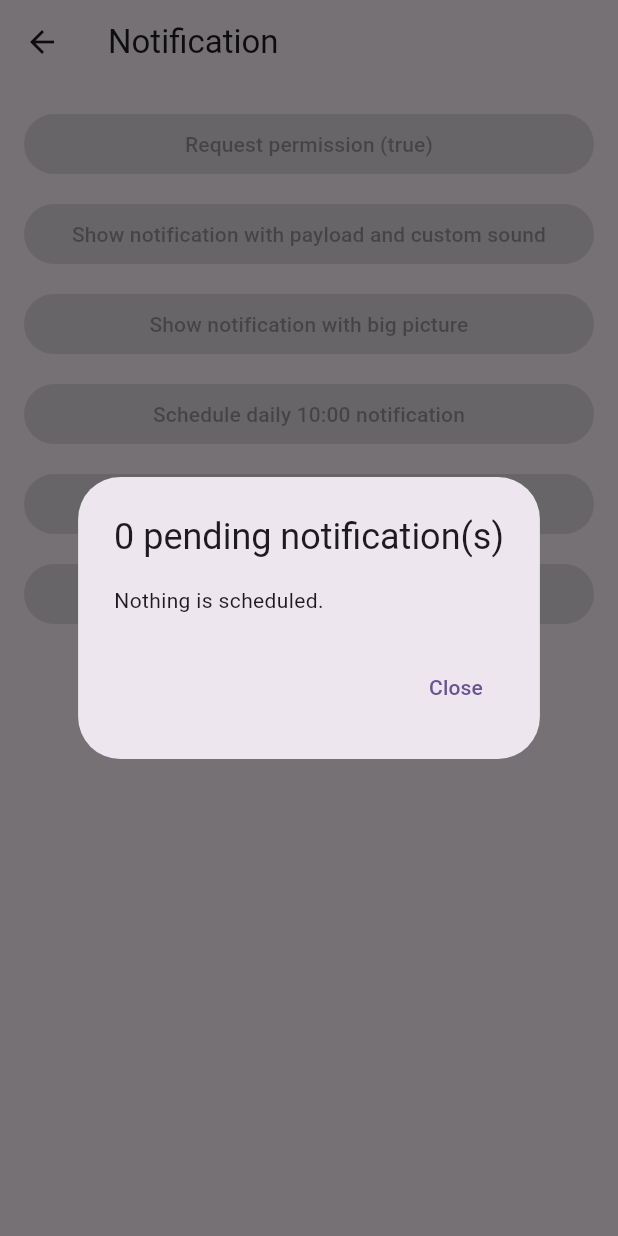
After one commit to yuisa-scarlet/praktikum_papb, a Flutter app: the NotificationPage screen opened by its route, after a tap on "Check pending notifications", on a phone screen of 412 x 824 dp. The commit adds this screen. Run offline on Flutter 3.47's test engine with Material 3 defaults, Android fonts, the phone set to English and light mode, and no system bars; our stand-ins replace flutter_local_notifications, flutter_timezone, get, shared_preferences, sqflite, timezone; accounts and stored records are empty.

Commit message:
feat: build variant and notification

```diff
--- /dev/null
+++ b/config/dev.json
@@ -0,0 +1,5 @@
+{
+  "ENV": "dev",
+  "BASE_URL": "https://jsonplaceholder.typicode.com",
+  "DB_NAME": "praktikum_papb_dev.db"
+}
--- /dev/null
+++ b/config/prod.json
@@ -0,0 +1,5 @@
+{
+  "ENV": "prod",
+  "BASE_URL": "https://jsonplaceholder.typicode.com",
+  "DB_NAME": "praktikum_papb.db"
+}
--- /dev/null
+++ b/lib/config/app_config.dart
@@ -0,0 +1,17 @@
+/// Values come from `--dart-define-from-file=config/<env>.json`.
+class AppConfig {
+  AppConfig._();
+
+  static const env = String.fromEnvironment('ENV', defaultValue: 'dev');
+  static const baseUrl = String.fromEnvironment(
+    'BASE_URL',
+    defaultValue: 'https://jsonplaceholder.typicode.com',
+  );
+  static const dbName = String.fromEnvironment(
+    'DB_NAME',
+    defaultValue: 'praktikum_papb_dev.db',
+  );
+
+  static bool get isDev => env == 'dev';
+  static bool get isProd => env == 'prod';
+}
--- /dev/null
+++ b/lib/controller/notification_controller.dart
@@ -0,0 +1,79 @@
+import 'package:flutter/material.dart';
+import 'package:get/get.dart';
+import 'package:praktikum_papb/service/notification_service.dart';
+
+class NotificationController extends GetxController {
+  final NotificationService _notifications = Get.find();
+
+  final permissionGranted = RxnBool();
+  final isBusy = false.obs;
+
+  @override
+  void onInit() {
+    super.onInit();
+    _refreshPermission();
+  }
+
+  Future<void> _refreshPermission() async {
+    permissionGranted.value = await _notifications.areNotificationsEnabled();
+  }
+
+  Future<void> requestPermission() => _run(() async {
+    permissionGranted.value = await _notifications.requestPermission();
+  });
+
+  Future<void> showWithPayloadAndCustomSound() =>
+      _run(_notifications.showWithPayloadAndCustomSound);
+
+  Future<void> showBigPicture() => _run(_notifications.showBigPicture);
+
+  Future<void> scheduleDailyReminder() => _run(() async {
+    await _notifications.scheduleDailyReminder();
+    _snackbar(
+      'Scheduled',
+      'Reminder set for ${NotificationService.dailyReminderHour}:00 every day',
+    );
+  });
+
+  Future<void> showPendingNotifications() => _run(() async {
+    final pending = await _notifications.pendingNotifications();
+    await Get.dialog(
+      AlertDialog(
+        title: Text('${pending.length} pending notification(s)'),
+        content: pending.isEmpty
+            ? const Text('Nothing is scheduled.')
+            : Column(
+                mainAxisSize: MainAxisSize.min,
+                crossAxisAlignment: CrossAxisAlignment.start,
+                children: [
+                  for (final item in pending)
+                    Text('#${item.id} ${item.title ?? '(no title)'}'),
+                ],
+              ),
+        actions: [
+          TextButton(onPressed: Get.back, child: const Text('Close')),
+        ],
+      ),
+    );
+  });
+
+  Future<void> cancelAll() => _run(() async {
+    await _notifications.cancelAll();
+    _snackbar('Cancelled', 'All notifications were cancelled');
+  });
+
+  Future<void> _run(Future<void> Function() action) async {
+    if (isBusy.value) return;
+    isBusy.value = true;
+    try {
+      await action();
+    } catch (e) {
+      _snackbar('Error', e.toString());
+    } finally {
+      isBusy.value = false;
+    }
+  }
+
+  void _snackbar(String title, String message) =>
+      Get.snackbar(title, message, snackPosition: SnackPosition.BOTTOM);
+}
--- a/lib/database/app_database.dart
+++ b/lib/database/app_database.dart
@@ -1,9 +1,10 @@
 import 'package:path/path.dart';
 import 'package:sqflite/sqflite.dart';
+import 'package:praktikum_papb/config/app_config.dart';
 import 'package:praktikum_papb/model/user.dart';
 
 class AppDatabase {
-  static const _dbName = 'praktikum_papb.db';
+  static const _dbName = AppConfig.dbName;
   static const _dbVersion = 1;
   static const _tableUsers = 'users';
 
--- /dev/null
+++ b/lib/pages/notification_page.dart
@@ -0,0 +1,70 @@
+import 'package:flutter/material.dart';
+import 'package:get/get.dart';
+import 'package:praktikum_papb/controller/notification_controller.dart';
+import 'package:praktikum_papb/service/notification_service.dart';
+
+class NotificationPage extends GetView<NotificationController> {
+  const NotificationPage({super.key});
+
+  @override
+  Widget build(BuildContext context) {
+    return Scaffold(
+      appBar: AppBar(title: const Text('Notification')),
+      body: SafeArea(
+        child: Obx(() {
+          final busy = controller.isBusy.value;
+          final granted = controller.permissionGranted.value;
+
+          return ListView(
+            padding: const EdgeInsets.all(16),
+            children: [
+              _ActionButton(
+                label: 'Request permission (${granted ?? '...'})',
+                onPressed: busy ? null : controller.requestPermission,
+              ),
+              _ActionButton(
+                label: 'Show notification with payload and custom sound',
+                onPressed: busy ? null : controller.showWithPayloadAndCustomSound,
+              ),
+              _ActionButton(
+                label: 'Show notification with big picture',
+                onPressed: busy ? null : controller.showBigPicture,
+              ),
+              _ActionButton(
+                label:
+                    'Schedule daily ${NotificationService.dailyReminderHour}:00 notification',
+                onPressed: busy ? null : controller.scheduleDailyReminder,
+              ),
+              _ActionButton(
+                label: 'Check pending notifications',
+                onPressed: busy ? null : controller.showPendingNotifications,
+              ),
+              _ActionButton(
+                label: 'Cancel all notifications',
+                onPressed: busy ? null : controller.cancelAll,
+              ),
+            ],
+          );
+        }),
+      ),
+    );
+  }
+}
+
+class _ActionButton extends StatelessWidget {
+  final String label;
+  final VoidCallback? onPressed;
+
+  const _ActionButton({required this.label, required this.onPressed});
+
+  @override
+  Widget build(BuildContext context) {
+    return Padding(
+      padding: const EdgeInsets.only(bottom: 12),
+      child: FilledButton.tonal(
+        onPressed: onPressed,
+        child: Text(label, textAlign: TextAlign.center),
+      ),
+    );
+  }
+}
--- a/lib/pages/profile_page.dart
+++ b/lib/pages/profile_page.dart
@@ -33,6 +33,12 @@ class ProfilePage extends StatelessWidget {
               Text('Email: ${user.email}'),
               const SizedBox(height: 8),
               Text('Created at: ${user.createdAt}'),
+              const SizedBox(height: 8),
+              OutlinedButton.icon(
+                onPressed: () => Get.toNamed(AppRoutes.notification),
+                icon: const Icon(Icons.notifications_outlined),
+                label: const Text('Notification'),
+              ),
               const SizedBox(height: 8),
               FilledButton(
                 onPressed: () {
--- a/lib/routes/app_pages.dart
+++ b/lib/routes/app_pages.dart
@@ -9,6 +9,8 @@ import 'package:praktikum_papb/pages/register_page.dart';
 import 'package:praktikum_papb/pages/login_page.dart';
 import 'package:praktikum_papb/controller/register_controller.dart';
 import 'package:praktikum_papb/controller/login_controller.dart';
+import 'package:praktikum_papb/controller/notification_controller.dart';
+import 'package:praktikum_papb/pages/notification_page.dart';
 import 'package:praktikum_papb/routes/app_routes.dart';
 
 class AppPages {
@@ -36,6 +38,12 @@ class AppPages {
       middlewares: [AuthMiddleware()],
     ),
     GetPage(
+      name: AppRoutes.notification,
+      page: () => const NotificationPage(),
+      binding: BindingsBuilder(() => Get.lazyPut(() => NotificationController())),
+      middlewares: [AuthMiddleware()],
+    ),
+    GetPage(
       name: AppRoutes.postDetail,
       page: () => PostDetailPage(postId: int.tryParse(Get.parameters['id'] ?? '')),
       middlewares: [AuthMiddleware()],
--- a/lib/routes/app_routes.dart
+++ b/lib/routes/app_routes.dart
@@ -3,6 +3,7 @@ abstract class AppRoutes {
   static const postDetail = '/posts/:id';
   static const favorite = '/favorites';
   static const profile = '/profile';
+  static const notification = '/notification';
 
   static const login = '/login';
   static const register = '/register';
--- /dev/null
+++ b/lib/service/notification_service.dart
@@ -0,0 +1,178 @@
+import 'package:flutter/foundation.dart';
+import 'package:flutter/services.dart';
+import 'package:flutter_local_notifications/flutter_local_notifications.dart';
+import 'package:flutter_timezone/flutter_timezone.dart';
+import 'package:get/get.dart';
+import 'package:praktikum_papb/routes/app_routes.dart';
+import 'package:timezone/data/latest_all.dart' as tz;
+import 'package:timezone/timezone.dart' as tz;
+
+class NotificationService extends GetxService {
+  static const _icon = '@mipmap/ic_launcher';
+  static const _bigPictureAsset = 'assets/images/notification_banner.png';
+  static const dailyReminderHour = 10;
+
+  static const _payloadId = 1;
+  static const _bigPictureId = 2;
+  static const _dailyReminderId = 3;
+
+  // On Android 8+ the sound belongs to the channel, so the custom sound gets its own channel.
+  static const _customSoundDetails = NotificationDetails(
+    android: AndroidNotificationDetails(
+      'custom_sound',
+      'Custom sound',
+      channelDescription: 'Notifications that play the app chime',
+      importance: Importance.high,
+      priority: Priority.high,
+      sound: RawResourceAndroidNotificationSound('notification_sound'),
+    ),
+  );
+
+  static const _dailyReminderDetails = NotificationDetails(
+    android: AndroidNotificationDetails(
+      'daily_reminder',
+      'Daily reminder',
+      channelDescription: 'Reminder shown every day',
+    ),
+  );
+
+  final FlutterLocalNotificationsPlugin _plugin;
+
+  String? _launchPayload;
+
+  NotificationService({FlutterLocalNotificationsPlugin? plugin})
+    : _plugin = plugin ?? FlutterLocalNotificationsPlugin();
+
+  Future<NotificationService> init() async {
+    await _configureLocalTimezone();
+
+    await _plugin.initialize(
+      settings: const InitializationSettings(
+        android: AndroidInitializationSettings(_icon),
+        iOS: DarwinInitializationSettings(
+          requestAlertPermission: false,
+          requestBadgePermission: false,
+          requestSoundPermission: false,
+        ),
+      ),
+      onDidReceiveNotificationResponse: (response) =>
+          _openPayload(response.payload),
+    );
+
+    final launchDetails = await _plugin.getNotificationAppLaunchDetails();
+    if (launchDetails?.didNotificationLaunchApp ?? false) {
+      _launchPayload = launchDetails!.notificationResponse?.payload;
+    }
+    return this;
+  }
+
+  Future<void> _configureLocalTimezone() async {
+    tz.initializeTimeZones();
+    try {
+      final timezone = await FlutterTimezone.getLocalTimezone();
+      tz.setLocalLocation(tz.getLocation(timezone.identifier));
+    } catch (e) {
+      debugPrint('Unknown device timezone, falling back to UTC: $e');
+      tz.setLocalLocation(tz.UTC);
+    }
+  }
+
+  /// Call once the first route is on screen, so a tap that cold-started the app still navigates.
+  void handleLaunchPayload() {
+    final payload = _launchPayload;
+    _launchPayload = null;
+    _openPayload(payload);
+  }
+
+  void _openPayload(String? payload) {
+    if (payload == null || !payload.startsWith('/')) return;
+    Get.toNamed(payload);
+  }
+
+  Future<bool> areNotificationsEnabled() async {
+    final android = _plugin
+        .resolvePlatformSpecificImplementation<
+          AndroidFlutterLocalNotificationsPlugin
+        >();
+    return await android?.areNotificationsEnabled() ?? false;
+  }
+
+  Future<bool> requestPermission() async {
+    final android = _plugin
+        .resolvePlatformSpecificImplementation<
+          AndroidFlutterLocalNotificationsPlugin
+        >();
+    if (android != null) {
+      return await android.requestNotificationsPermission() ?? false;
+    }
+
+    final ios = _plugin
+        .resolvePlatformSpecificImplementation<
+          IOSFlutterLocalNotificationsPlugin
+        >();
+    return await ios?.requestPermissions(alert: true, badge: true, sound: true) ??
+        false;
+  }
+
+  /// Tapping it opens the post detail page named in the payload.
+  Future<void> showWithPayloadAndCustomSound({int postId = 1}) {
+    return _plugin.show(
+      id: _payloadId,
+      title: 'New post for you',
+      body: 'Tap to read post #$postId',
+      notificationDetails: _customSoundDetails,
+      payload: AppRoutes.postDetailPath(postId),
+    );
+  }
+
+  Future<void> showBigPicture() async {
+    final bytes = await rootBundle.load(_bigPictureAsset);
+    final picture = ByteArrayAndroidBitmap(bytes.buffer.asUint8List());
+
+    await _plugin.show(
+      id: _bigPictureId,
+      title: 'Big picture',
+      body: 'Expand to see the image',
+      notificationDetails: NotificationDetails(
+        android: AndroidNotificationDetails(
+          'big_picture',
+          'Big picture',
+          channelDescription: 'Notifications with a large image',
+          largeIcon: picture,
+          styleInformation: BigPictureStyleInformation(
+            picture,
+            hideExpandedLargeIcon: true,
+            contentTitle: 'Big picture',
+            summaryText: 'Image from app assets',
+          ),
+        ),
+      ),
+    );
+  }
+
+  /// Inexact scheduling avoids the SCHEDULE_EXACT_ALARM permission; Android may delay it by a few minutes.
+  Future<void> scheduleDailyReminder() {
+    return _plugin.zonedSchedule(
+      id: _dailyReminderId,
+      title: 'Daily reminder',
+      body: 'Time to check the latest posts',
+      scheduledDate: nextInstanceOfHour(tz.TZDateTime.now(tz.local), dailyReminderHour),
+      notificationDetails: _dailyReminderDetails,
+      androidScheduleMode: AndroidScheduleMode.inexactAllowWhileIdle,
+      matchDateTimeComponents: DateTimeComponents.time,
+      payload: AppRoutes.home,
+    );
+  }
+
+  Future<List<PendingNotificationRequest>> pendingNotifications() =>
+      _plugin.pendingNotificationRequests();
+
+  Future<void> cancelAll() => _plugin.cancelAll();
+
+  @visibleForTesting
+  static tz.TZDateTime nextInstanceOfHour(tz.TZDateTime now, int hour) {
+    final today = tz.TZDateTime(now.location, now.year, now.month, now.day, hour);
+    if (today.isAfter(now)) return today;
+    return tz.TZDateTime(now.location, now.year, now.month, now.day + 1, hour);
+  }
+}
```
Also changed, not shown: lib/main.dart (+10 -2 lines), lib/pages/post_detail_page.dart (+13 -0 lines), lib/service/api_service.dart (+30 -18 lines), pubspec.yaml (+7 -0 lines), assets/images/notification_banner.png (added), pubspec.lock, 11 other files.
